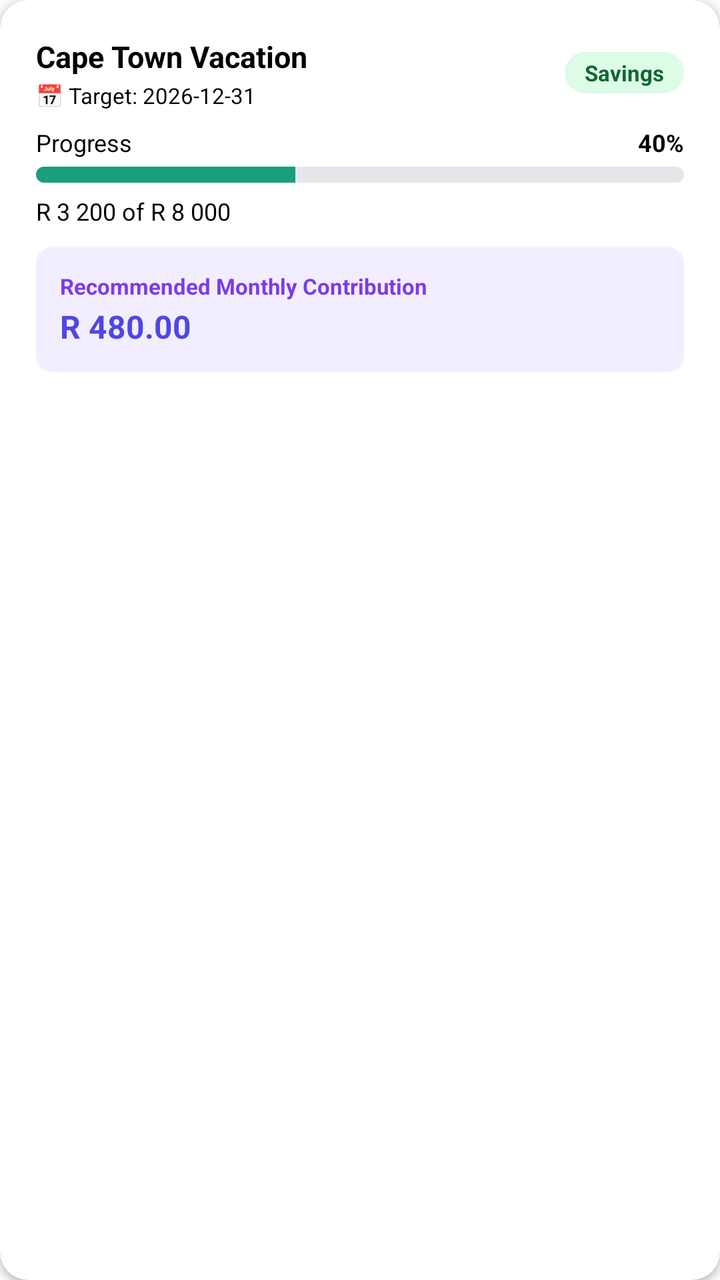
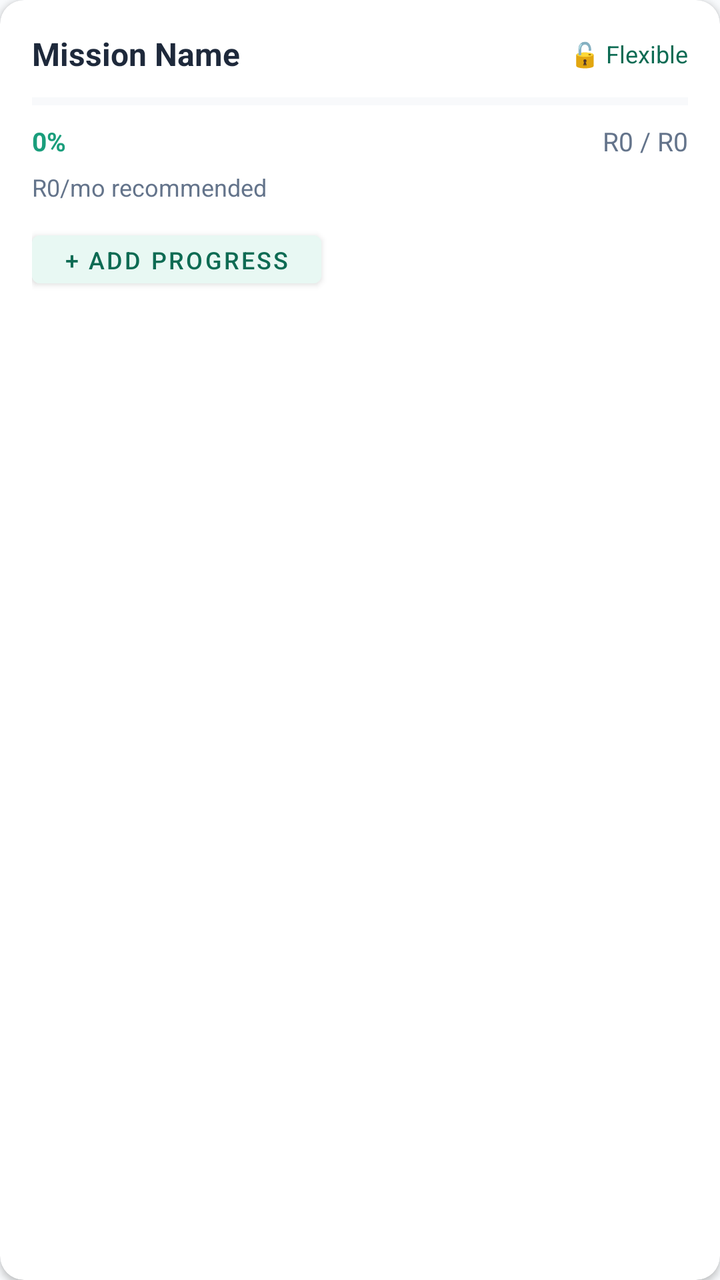

Before-and-after screenshots of an Android layout around one commit, followed by the original layout XML and the change that was made.
<!-- AndroidManifest.xml: application theme Theme.MoneyAssist -->
<!-- res/layout/item_mission.xml -->
<?xml version="1.0" encoding="utf-8"?>
<androidx.cardview.widget.CardView
    xmlns:android="http://schemas.android.com/apk/res/android"
    xmlns:app="http://schemas.android.com/apk/res-auto"
    android:layout_width="match_parent"
    android:layout_height="wrap_content"
    android:layout_marginBottom="12dp"
    app:cardCornerRadius="14dp"
    app:cardElevation="2dp"
    app:cardBackgroundColor="@color/white">

    <LinearLayout
        android:layout_width="match_parent"
        android:layout_height="wrap_content"
        android:orientation="vertical"
        android:padding="18dp">

        
        <LinearLayout
            android:layout_width="match_parent"
            android:layout_height="wrap_content"
            android:orientation="horizontal"
            android:gravity="center_vertical"
            android:layout_marginBottom="8dp">

            <LinearLayout
                android:layout_width="0dp"
                android:layout_height="wrap_content"
                android:layout_weight="1"
                android:orientation="vertical">

                <TextView
                    android:id="@+id/tvMissionName"
                    android:layout_width="wrap_content"
                    android:layout_height="wrap_content"
                    android:text="Cape Town Vacation"
                    android:textSize="15sp"
                    android:textStyle="bold"
                    android:textColor="@color/text_primary"/>

                <TextView
                    android:id="@+id/tvMissionDeadline"
                    android:layout_width="wrap_content"
                    android:layout_height="wrap_content"
                    android:text="📅 Target: 2026-12-31"
                    android:textSize="11sp"
                    android:textColor="@color/text_secondary"
                    android:layout_marginTop="2dp"/>
            </LinearLayout>

            <TextView
                android:id="@+id/tvMissionTag"
                android:layout_width="wrap_content"
                android:layout_height="wrap_content"
                android:text="Savings"
                android:textSize="11sp"
                android:textStyle="bold"
                android:textColor="@color/income_green"
                android:background="@drawable/bg_tag_savings"
                android:paddingStart="10dp"
                android:paddingEnd="10dp"
                android:paddingTop="3dp"
                android:paddingBottom="3dp"/>
        </LinearLayout>

        
        <LinearLayout
            android:layout_width="match_parent"
            android:layout_height="wrap_content"
            android:orientation="horizontal"
            android:gravity="center_vertical"
            android:layout_marginBottom="4dp">
            <TextView
                android:layout_width="0dp"
                android:layout_height="wrap_content"
                android:layout_weight="1"
                android:text="Progress"
                android:textSize="12sp"
                android:textColor="@color/text_secondary"/>
            <TextView
                android:id="@+id/tvMissionPct"
                android:layout_width="wrap_content"
                android:layout_height="wrap_content"
                android:text="40%"
                android:textSize="12sp"
                android:textStyle="bold"
                android:textColor="@color/text_primary"/>
        </LinearLayout>

        
        <ProgressBar
            android:id="@+id/progressMission"
            style="?android:attr/progressBarStyleHorizontal"
            android:layout_width="match_parent"
            android:layout_height="8dp"
            android:progress="40"
            android:progressDrawable="@drawable/progress_green"
            android:layout_marginBottom="6dp"/>

        <TextView
            android:id="@+id/tvMissionAmounts"
            android:layout_width="wrap_content"
            android:layout_height="wrap_content"
            android:text="R 3 200 of R 8 000"
            android:textSize="12sp"
            android:textColor="@color/text_secondary"
            android:layout_marginBottom="10dp"/>

        
        <LinearLayout
            android:layout_width="match_parent"
            android:layout_height="wrap_content"
            android:background="@drawable/bg_contrib_box"
            android:padding="12dp"
            android:orientation="vertical">

            <TextView
                android:layout_width="wrap_content"
                android:layout_height="wrap_content"
                android:text="Recommended Monthly Contribution"
                android:textSize="11sp"
                android:textColor="@color/purple_primary"
                android:textStyle="bold"/>

            <TextView
                android:id="@+id/tvMissionContrib"
                android:layout_width="wrap_content"
                android:layout_height="wrap_content"
                android:text="R 480.00"
                android:textSize="16sp"
                android:textStyle="bold"
                android:textColor="@color/purple_dark"
                android:layout_marginTop="2dp"/>
        </LinearLayout>

    </LinearLayout>
</androidx.cardview.widget.CardView>
<!-- resources referenced by this layout -->
<resources>
  <color name="income_green">#166534</color>
  <color name="purple_dark">#4F46E5</color>
  <color name="purple_primary">#7C3AED</color>
  <color name="text_primary">#000000</color>
  <color name="text_secondary">#000000</color>
  <color name="white">#FFFFFFFF</color>
  <!-- drawable bg_contrib_box (drawable) -->
  <?xml version="1.0" encoding="utf-8"?>
  <shape xmlns:android="http://schemas.android.com/apk/res/android">
      <solid android:color="#F3EEFF"/>
      <corners android:radius="8dp"/>
  </shape>
  <!-- drawable bg_tag_savings (drawable) -->
  <?xml version="1.0" encoding="utf-8"?>
  <shape xmlns:android="http://schemas.android.com/apk/res/android">
      <solid android:color="#DCFCE7"/>
      <corners android:radius="12dp"/>
  </shape>
  <!-- drawable progress_green (drawable) -->
  <?xml version="1.0" encoding="utf-8"?>
  <layer-list xmlns:android="http://schemas.android.com/apk/res/android">
      <item android:id="@android:id/background">
          <shape>
              <solid android:color="#E5E7EB"/>
              <corners android:radius="4dp"/>
          </shape>
      </item>
      <item android:id="@android:id/progress">
          <clip>
              <shape>
                  <solid android:color="#1A9E7C"/>
                  <corners android:radius="4dp"/>
              </shape>
          </clip>
      </item>
  </layer-list>
  <style name="Theme.MoneyAssist" parent="Theme.MaterialComponents.DayNight.NoActionBar">
          <item name="colorPrimary">@color/green_primary</item>
          <item name="colorPrimaryVariant">@color/green_dark</item>
          <item name="colorOnPrimary">@color/white</item>
          <item name="colorSecondary">@color/green_mid</item>
          <item name="colorSecondaryVariant">@color/green_dark</item>
          <item name="colorOnSecondary">@color/white</item>
          <item name="android:statusBarColor" tools:targetApi="l">@color/green_dark</item>
          <item name="android:windowBackground">@color/bg_page</item>
          <item name="android:textColor">@color/black</item>
          <item name="android:editTextColor">@color/black</item>
          <item name="android:textColorHint">@color/black</item>
      </style>
  <color name="green_primary">#1A9E7C</color>
  <color name="green_dark">#15856A</color>
  <color name="green_mid">#2BB891</color>
  <color name="bg_page">#F8FAFC</color>
  <color name="black">#FF000000</color>
</resources>

<!-- the commit's change to res/layout/item_mission.xml (unified diff, before → after) -->
@@ -4,134 +4,64 @@
     xmlns:app="http://schemas.android.com/apk/res-auto"
     android:layout_width="match_parent"
     android:layout_height="wrap_content"
-    android:layout_marginBottom="12dp"
-    app:cardCornerRadius="14dp"
-    app:cardElevation="2dp"
-    app:cardBackgroundColor="@color/white">
+    android:layout_marginBottom="10dp"
+    app:cardCornerRadius="12dp"
+    app:cardElevation="2dp">
 
     <LinearLayout
         android:layout_width="match_parent"
         android:layout_height="wrap_content"
         android:orientation="vertical"
-        android:padding="18dp">
+        android:padding="16dp">
 
-        
-        <LinearLayout
-            android:layout_width="match_parent"
-            android:layout_height="wrap_content"
-            android:orientation="horizontal"
-            android:gravity="center_vertical"
+        <LinearLayout android:layout_width="match_parent" android:layout_height="wrap_content"
+            android:orientation="horizontal" android:gravity="center_vertical"
             android:layout_marginBottom="8dp">
 
-            <LinearLayout
-                android:layout_width="0dp"
-                android:layout_height="wrap_content"
-                android:layout_weight="1"
-                android:orientation="vertical">
+            <TextView android:id="@+id/tv_mission_name"
+                android:layout_width="0dp" android:layout_height="wrap_content"
+                android:layout_weight="1" android:text="Mission Name"
+                android:textStyle="bold" android:textSize="16sp" android:textColor="@color/text_primary"/>
 
-                <TextView
-                    android:id="@+id/tvMissionName"
-                    android:layout_width="wrap_content"
-                    android:layout_height="wrap_content"
-                    android:text="Cape Town Vacation"
-                    android:textSize="15sp"
-                    android:textStyle="bold"
-                    android:textColor="@color/text_primary"/>
-
-                <TextView
-                    android:id="@+id/tvMissionDeadline"
-                    android:layout_width="wrap_content"
-                    android:layout_height="wrap_content"
-                    android:text="📅 Target: 2026-12-31"
-                    android:textSize="11sp"
-                    android:textColor="@color/text_secondary"
-                    android:layout_marginTop="2dp"/>
-            </LinearLayout>
-
-            <TextView
-                android:id="@+id/tvMissionTag"
-                android:layout_width="wrap_content"
-                android:layout_height="wrap_content"
-                android:text="Savings"
-                android:textSize="11sp"
-                android:textStyle="bold"
-                android:textColor="@color/income_green"
-                android:background="@drawable/bg_tag_savings"
-                android:paddingStart="10dp"
-                android:paddingEnd="10dp"
-                android:paddingTop="3dp"
-                android:paddingBottom="3dp"/>
+            <TextView android:id="@+id/tv_budget_mode"
+                android:layout_width="wrap_content" android:layout_height="wrap_content"
+                android:text="🔓 Flexible" android:textSize="12sp" android:textColor="@color/green_dark"/>
         </LinearLayout>
 
-        
-        <LinearLayout
-            android:layout_width="match_parent"
-            android:layout_height="wrap_content"
-            android:orientation="horizontal"
-            android:gravity="center_vertical"
-            android:layout_marginBottom="4dp">
-            <TextView
-                android:layout_width="0dp"
-                android:layout_height="wrap_content"
-                android:layout_weight="1"
-                android:text="Progress"
-                android:textSize="12sp"
-                android:textColor="@color/text_secondary"/>
-            <TextView
-                android:id="@+id/tvMissionPct"
-                android:layout_width="wrap_content"
-                android:layout_height="wrap_content"
-                android:text="40%"
-                android:textSize="12sp"
-                android:textStyle="bold"
-                android:textColor="@color/text_primary"/>
+        <ProgressBar
+            android:id="@+id/progress_mission"
+            style="?android:attr/progressBarStyleHorizontal"
+            android:layout_width="match_parent" android:layout_height="10dp"
+            android:layout_marginBottom="6dp" android:max="100"
+            android:progressTint="@color/green_primary"
+            android:progressBackgroundTint="@color/border"/>
+
+        <LinearLayout android:layout_width="match_parent" android:layout_height="wrap_content"
+            android:orientation="horizontal" android:layout_marginBottom="6dp">
+
+            <TextView android:id="@+id/tv_mission_pct"
+                android:layout_width="wrap_content" android:layout_height="wrap_content"
+                android:text="0%" android:textColor="@color/green_primary" android:textStyle="bold"
+                android:textSize="13sp"/>
+
+            <View android:layout_width="0dp" android:layout_height="0dp" android:layout_weight="1"/>
+
+            <TextView android:id="@+id/tv_mission_target"
+                android:layout_width="wrap_content" android:layout_height="wrap_content"
+                android:text="R0 / R0" android:textSize="13sp" android:textColor="@color/text_secondary"/>
         </LinearLayout>
 
-        
-        <ProgressBar
-            android:id="@+id/progressMission"
-            style="?android:attr/progressBarStyleHorizontal"
-            android:layout_width="match_parent"
-            android:layout_height="8dp"
-            android:progress="40"
-            android:progressDrawable="@drawable/progress_green"
-            android:layout_marginBottom="6dp"/>
-
-        <TextView
-            android:id="@+id/tvMissionAmounts"
-            android:layout_width="wrap_content"
-            android:layout_height="wrap_content"
-            android:text="R 3 200 of R 8 000"
-            android:textSize="12sp"
-            android:textColor="@color/text_secondary"
+        <TextView android:id="@+id/tv_monthly_contrib"
+            android:layout_width="wrap_content" android:layout_height="wrap_content"
+            android:text="R0/mo recommended"
+            android:textSize="12sp" android:textColor="@color/text_secondary"
             android:layout_marginBottom="10dp"/>
 
-        
-        <LinearLayout
-            android:layout_width="match_parent"
-            android:layout_height="wrap_content"
-            android:background="@drawable/bg_contrib_box"
-            android:padding="12dp"
-            android:orientation="vertical">
-
-            <TextView
-                android:layout_width="wrap_content"
-                android:layout_height="wrap_content"
-                android:text="Recommended Monthly Contribution"
-                android:textSize="11sp"
-                android:textColor="@color/purple_primary"
-                android:textStyle="bold"/>
-
-            <TextView
-                android:id="@+id/tvMissionContrib"
-                android:layout_width="wrap_content"
-                android:layout_height="wrap_content"
-                android:text="R 480.00"
-                android:textSize="16sp"
-                android:textStyle="bold"
-                android:textColor="@color/purple_dark"
-                android:layout_marginTop="2dp"/>
-        </LinearLayout>
-
+        <Button android:id="@+id/btn_add_progress"
+            android:layout_width="wrap_content" android:layout_height="36dp"
+            android:text="+ Add Progress"
+            android:textSize="12sp"
+            android:backgroundTint="@color/green_light"
+            android:textColor="@color/green_dark"/>
     </LinearLayout>
 </androidx.cardview.widget.CardView>
<!-- resource entries referenced after the edit -->
@@ -1,58 +1,33 @@
 <!-- resources referenced by this layout -->
 <resources>
-  <color name="income_green">#166534</color>
-  <color name="purple_dark">#4F46E5</color>
-  <color name="purple_primary">#7C3AED</color>
-  <color name="text_primary">#000000</color>
-  <color name="text_secondary">#000000</color>
-  <color name="white">#FFFFFFFF</color>
-  <!-- drawable bg_contrib_box (drawable) -->
-  <?xml version="1.0" encoding="utf-8"?>
-  <shape xmlns:android="http://schemas.android.com/apk/res/android">
-      <solid android:color="#F3EEFF"/>
-      <corners android:radius="8dp"/>
-  </shape>
-  <!-- drawable bg_tag_savings (drawable) -->
-  <?xml version="1.0" encoding="utf-8"?>
-  <shape xmlns:android="http://schemas.android.com/apk/res/android">
-      <solid android:color="#DCFCE7"/>
-      <corners android:radius="12dp"/>
-  </shape>
-  <!-- drawable progress_green (drawable) -->
-  <?xml version="1.0" encoding="utf-8"?>
-  <layer-list xmlns:android="http://schemas.android.com/apk/res/android">
-      <item android:id="@android:id/background">
-          <shape>
-              <solid android:color="#E5E7EB"/>
-              <corners android:radius="4dp"/>
-          </shape>
-      </item>
-      <item android:id="@android:id/progress">
-          <clip>
-              <shape>
-                  <solid android:color="#1A9E7C"/>
-                  <corners android:radius="4dp"/>
-              </shape>
-          </clip>
-      </item>
-  </layer-list>
+  <color name="border">#E2E8F0</color>
+  <color name="text_primary">#1E293B</color>
+  <color name="text_secondary">#64748B</color>
+  <color name="white">#FFFFFF</color>
+  <color name="yellow_accent">#F59E0B</color>
+  <color name="bg_card">#FFFFFF</color>
   <style name="Theme.MoneyAssist" parent="Theme.MaterialComponents.DayNight.NoActionBar">
           <item name="colorPrimary">@color/green_primary</item>
           <item name="colorPrimaryVariant">@color/green_dark</item>
           <item name="colorOnPrimary">@color/white</item>
-          <item name="colorSecondary">@color/green_mid</item>
-          <item name="colorSecondaryVariant">@color/green_dark</item>
-          <item name="colorOnSecondary">@color/white</item>
-          <item name="android:statusBarColor" tools:targetApi="l">@color/green_dark</item>
+          <item name="colorSecondary">@color/yellow_accent</item>
+          <item name="colorOnSecondary">@color/text_primary</item>
+          <item name="colorSurface">@color/bg_card</item>
+          <item name="colorOnSurface">@color/text_primary</item>
           <item name="android:windowBackground">@color/bg_page</item>
-          <item name="android:textColor">@color/black</item>
-          <item name="android:editTextColor">@color/black</item>
-          <item name="android:textColorHint">@color/black</item>
+          <item name="android:statusBarColor">@color/green_dark</item>
+  
+          
+          <item name="bottomNavigationStyle">@style/Widget.MoneyAssist.BottomNav</item>
       </style>
   <color name="green_primary">#1A9E7C</color>
-  <color name="green_dark">#15856A</color>
-  <color name="green_mid">#2BB891</color>
+  <color name="green_dark">#0D6B53</color>
+  <color name="green_light">#E8F8F3</color>
   <color name="bg_page">#F8FAFC</color>
-  <color name="black">#FF000000</color>
+  <style name="Widget.MoneyAssist.BottomNav" parent="Widget.MaterialComponents.BottomNavigationView">
+          <item name="itemIconTint">@color/bottom_nav_color</item>
+          <item name="itemTextColor">@color/bottom_nav_color</item>
+          <item name="backgroundTint">@color/white</item>
+      </style>
 </resources>
 
